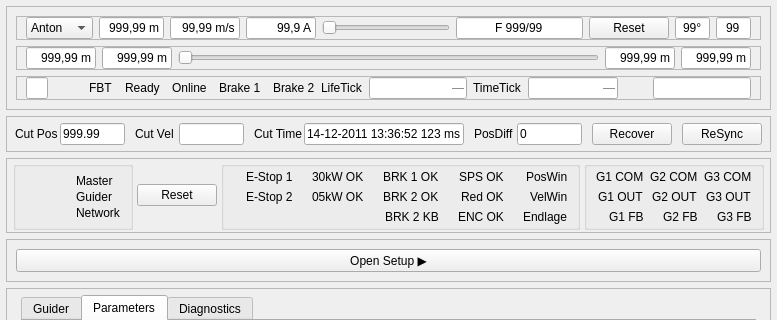
Qt form src/steuerung3d/apps/yellow/ui_split/yellow3_merged.ui (martburg/qt_panda_spike_repo) before a commit; both pictures show x 0 to 777 and y 0 to 320 of the 777 by 623 pixel window.
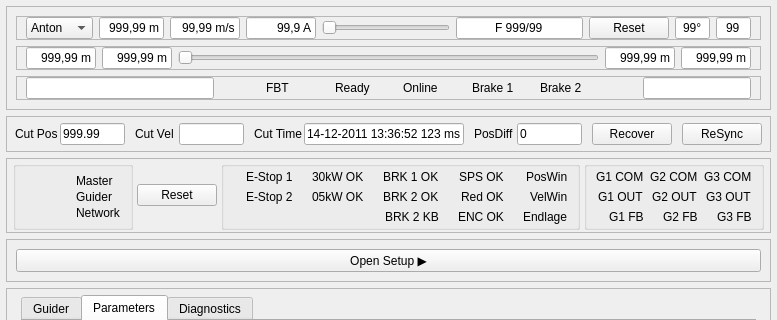
The same form after that commit.

```diff
--- a/src/steuerung3d/apps/yellow/ui_split/yellow3_merged.ui
+++ b/src/steuerung3d/apps/yellow/ui_split/yellow3_merged.ui
@@ -440,7 +440,7 @@
          <property name="frameShadow">
           <enum>QFrame::Shadow::Raised</enum>
          </property>
-         <layout class="QHBoxLayout" name="horizontalLayout_2" stretch="3,0,1,1,1,1,1,0,3">
+         <layout class="QHBoxLayout" name="horizontalLayout_2" stretch="3,0,1,1,1,1,1,0,0,0">
           <property name="topMargin">
            <number>0</number>
           </property>
@@ -674,78 +674,8 @@
            </layout>
           </item>
           <item>
-           <layout class="QHBoxLayout" name="horizontalLayout_livetick">
-            <item>
-             <widget class="QLabel" name="lblLiveTick">
-              <property name="text">
-               <string>LifeTick</string>
-              </property>
-             </widget>
-            </item>
-            <item>
-             <widget class="QLineEdit" name="txt_lifetick">
-              <property name="minimumSize">
-               <size>
-                <width>90</width>
-                <height>0</height>
-               </size>
-              </property>
-              <property name="maximumSize">
-               <size>
-                <width>120</width>
-                <height>16777215</height>
-               </size>
-              </property>
-              <property name="readOnly">
-               <bool>true</bool>
-              </property>
-              <property name="alignment">
-               <set>Qt::AlignRight|Qt::AlignVCenter</set>
-              </property>
-              <property name="placeholderText">
-               <string>—</string>
-              </property>
-             </widget>
-            </item>
-           </layout>
+           <layout class="QHBoxLayout" name="horizontalLayout_livetick"/>
           </item>
-          <item>
-           <layout class="QHBoxLayout" name="horizontalLayout_timetick">
-            <item>
-             <widget class="QLabel" name="lblTimeTick">
-              <property name="text">
-               <string>TimeTick</string>
-              </property>
-             </widget>
-            </item>
-            <item>
-             <widget class="QLineEdit" name="txt_timetick">
-              <property name="minimumSize">
-               <size>
-                <width>90</width>
-                <height>0</height>
-               </size>
-              </property>
-              <property name="maximumSize">
-               <size>
-                <width>120</width>
-                <height>16777215</height>
-               </size>
-              </property>
-              <property name="readOnly">
-               <bool>true</bool>
-              </property>
-              <property name="alignment">
-               <set>Qt::AlignRight|Qt::AlignVCenter</set>
-              </property>
-              <property name="placeholderText">
-               <string>—</string>
-              </property>
-             </widget>
-            </item>
-           </layout>
-          </item>
-
           <item>
            <spacer name="horizontalSpacer_2">
             <property name="orientation">
```
